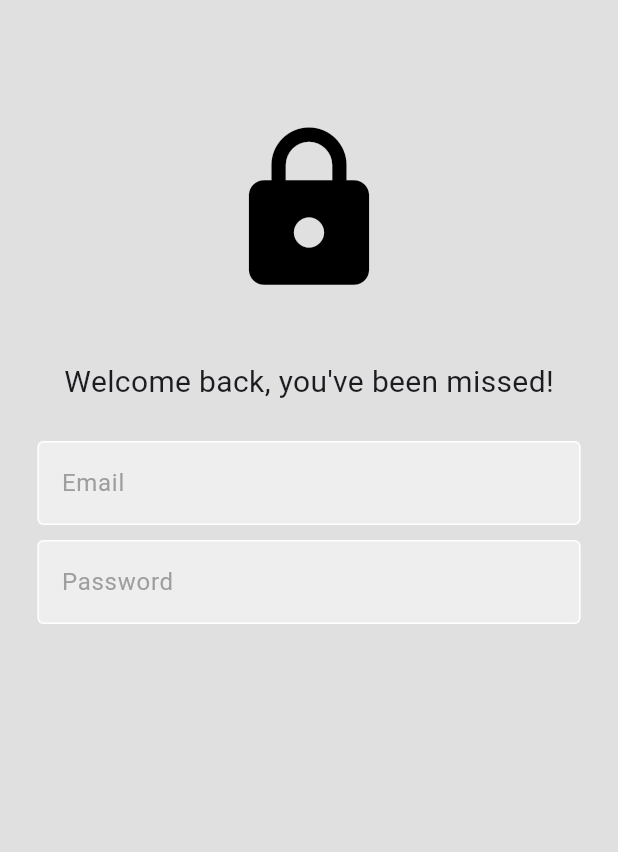
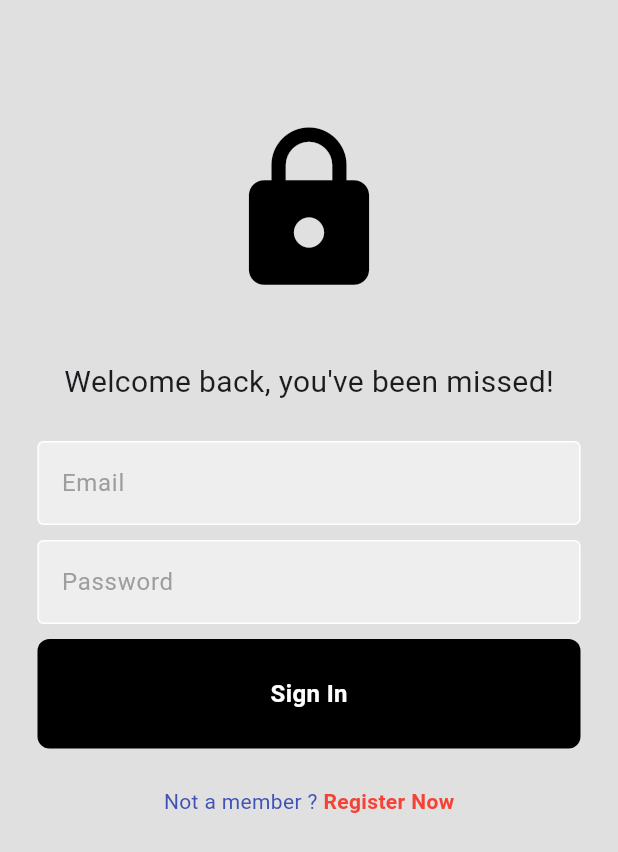
Before and after one commit to othmanetozy/WebRtc-Mobile, a Flutter app: the LoginPage screen opened by its route, on a phone screen of 412 x 824 dp. Shown: the top 852 px of the screen. Run offline on Flutter 3.47's test engine with Material 3 defaults, Android fonts, the light colour scheme and no system bars.

Commit message:
adding Login UI

```diff
--- /dev/null
+++ b/lib/components/button.dart
@@ -0,0 +1,28 @@
+import 'package:flutter/material.dart';
+
+
+class MyButton extends StatelessWidget {
+  final Function()? onTap;
+  final String text;
+
+  const MyButton({super.key, required this.onTap , required this.text});
+
+  @override
+  Widget build(BuildContext context) {
+    return Container(
+      padding: const EdgeInsets.all(25),
+      decoration: BoxDecoration(
+        color: Colors.black,
+        borderRadius: BorderRadius.circular(8)
+      ),
+      child:
+      Center(
+        child: Text(text,
+      style: TextStyle(
+          color: Colors.white,fontWeight: FontWeight.bold,
+          fontSize: 16,),),
+
+      ),
+    );
+  }
+}
--- a/lib/pages/Login.page.dart
+++ b/lib/pages/Login.page.dart
@@ -1,4 +1,5 @@
 import 'package:flutter/material.dart';
+import 'package:testflutter/components/button.dart';
 import 'package:testflutter/components/text_field.dart';
 
 
@@ -43,13 +44,27 @@ class _LoginPageState extends State<LoginPage> {
              //Password
 
                 MyTextField(controller: passwordController, hintText: 'Password', obscureText: true),
+              const SizedBox(height: 10,),
 
 
+            //buttom
+            MyButton(onTap: () {}, text: 'Sign In'
 
+            ),
+                const SizedBox(height: 25,),
 
+                //Register Me
 
-
-
+            Row(
+              mainAxisAlignment: MainAxisAlignment.center,
+              children: [
+                Text("Not a member ? " ,style:TextStyle(color: Colors.indigo) ,),
+                const SizedBox(height: 10),
+                Text("Register Now",style: TextStyle(
+                  fontWeight: FontWeight.bold,color: Colors.red,
+                ),),
+              ],
+            ),
 
 
 
```
